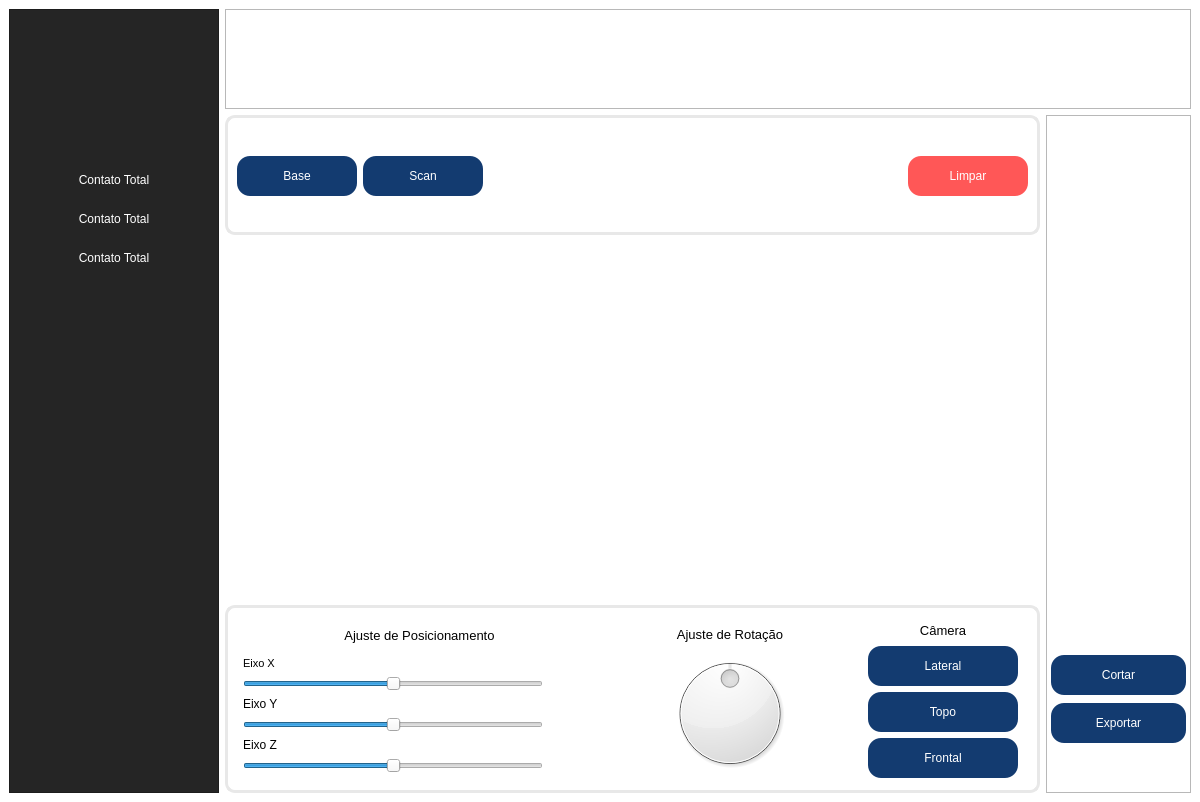
The window that QT_DESIGN/main.ui (vhls7/insole-generator) describes before a commit, drawn with Qt 5.
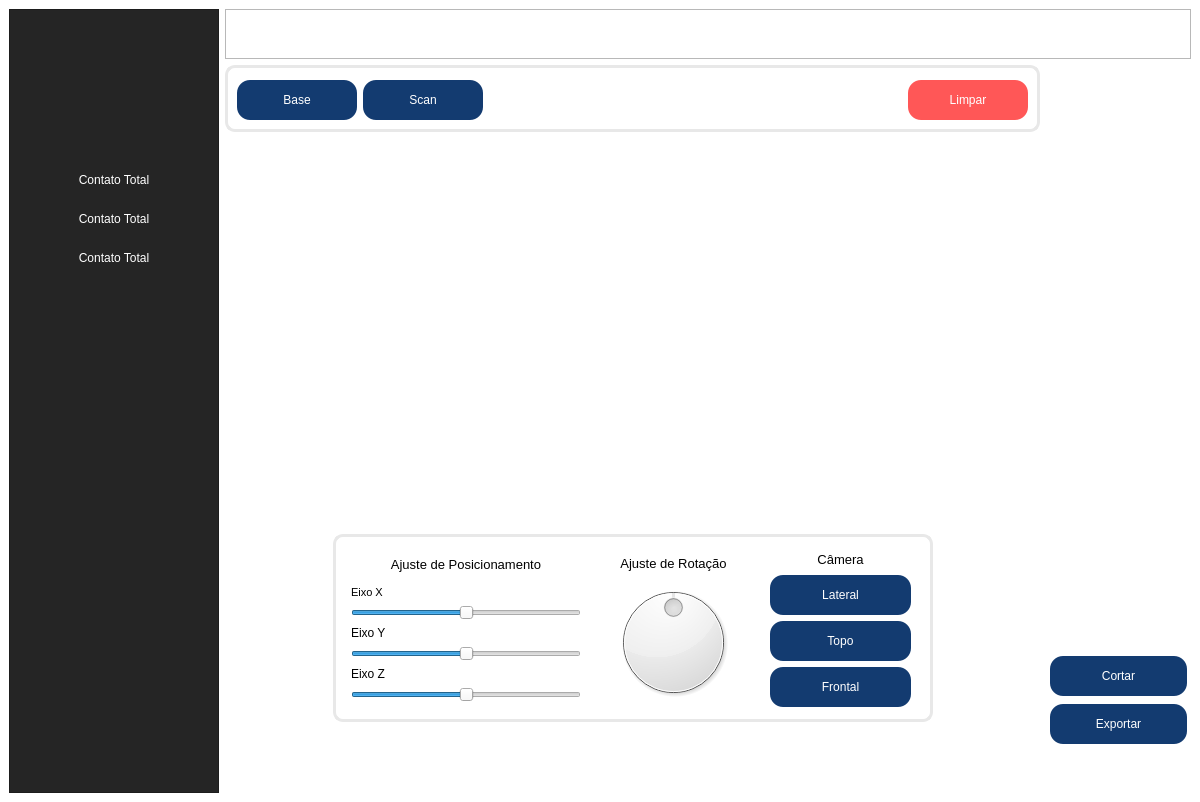
The same window after the commit. Icons and pictures are not drawn.

Commit message: container de ferramentas centralizado

The edit to the form file:
```diff
--- a/QT_DESIGN/main.ui
+++ b/QT_DESIGN/main.ui
@@ -236,6 +236,9 @@
      <layout class="QVBoxLayout" name="verticalLayout_6">
       <item>
        <widget class="QFrame" name="headerBar">
+        <property name="enabled">
+         <bool>true</bool>
+        </property>
         <property name="sizePolicy">
          <sizepolicy hsizetype="Expanding" vsizetype="Fixed">
           <horstretch>0</horstretch>
@@ -245,7 +248,7 @@
         <property name="minimumSize">
          <size>
           <width>0</width>
-          <height>100</height>
+          <height>50</height>
          </size>
         </property>
         <property name="sizeIncrement">
@@ -275,11 +278,14 @@
       <item>
        <layout class="QHBoxLayout" name="horizontalLayout_5">
         <item>
-         <layout class="QVBoxLayout" name="verticalLayout" stretch="1,3,0">
+         <layout class="QVBoxLayout" name="verticalLayout" stretch="1,0,0">
+          <property name="spacing">
+           <number>0</number>
+          </property>
           <item>
            <widget class="QGroupBox" name="loadToolsContainer">
             <property name="sizePolicy">
-             <sizepolicy hsizetype="Expanding" vsizetype="Preferred">
+             <sizepolicy hsizetype="Expanding" vsizetype="Fixed">
               <horstretch>0</horstretch>
               <verstretch>0</verstretch>
              </sizepolicy>
@@ -424,13 +430,48 @@
            </widget>
           </item>
           <item>
+           <layout class="QHBoxLayout" name="horizontalLayout_6">
+            <property name="spacing">
+             <number>0</number>
+            </property>
+            <item>
+             <spacer name="horizontalSpacer_2">
+              <property name="orientation">
+               <enum>Qt::Horizontal</enum>
+              </property>
+              <property name="sizeHint" stdset="0">
+               <size>
+                <width>40</width>
+                <height>20</height>
+               </size>
+              </property>
+             </spacer>
+            </item>
+            <item>
+             <layout class="QVBoxLayout" name="verticalLayout_9"/>
+            </item>
+            <item>
+             <layout class="QVBoxLayout" name="verticalLayout_8">
+              <property name="spacing">
+               <number>0</number>
+              </property>
+              <property name="sizeConstraint">
+               <enum>QLayout::SetNoConstraint</enum>
+              </property>
+              <item>
            <widget class="QGroupBox" name="navigationContainer">
             <property name="sizePolicy">
-             <sizepolicy hsizetype="Expanding" vsizetype="Preferred">
+                 <sizepolicy hsizetype="Expanding" vsizetype="Fixed">
               <horstretch>0</horstretch>
               <verstretch>0</verstretch>
              </sizepolicy>
             </property>
+                <property name="minimumSize">
+                 <size>
+                  <width>600</width>
+                  <height>0</height>
+                 </size>
+                </property>
             <property name="autoFillBackground">
              <bool>false</bool>
             </property>
@@ -830,6 +871,26 @@
          </layout>
         </item>
         <item>
+             <layout class="QVBoxLayout" name="verticalLayout_7"/>
+            </item>
+            <item>
+             <spacer name="horizontalSpacer_3">
+              <property name="orientation">
+               <enum>Qt::Horizontal</enum>
+              </property>
+              <property name="sizeHint" stdset="0">
+               <size>
+                <width>40</width>
+                <height>20</height>
+               </size>
+              </property>
+             </spacer>
+            </item>
+           </layout>
+          </item>
+         </layout>
+        </item>
+        <item>
          <widget class="QFrame" name="frame_2">
           <property name="sizePolicy">
            <sizepolicy hsizetype="Maximum" vsizetype="Preferred">
@@ -850,7 +911,7 @@
            </size>
           </property>
           <property name="frameShape">
-           <enum>QFrame::StyledPanel</enum>
+           <enum>QFrame::NoFrame</enum>
           </property>
           <property name="frameShadow">
            <enum>QFrame::Raised</enum>
```
Lines whose indentation alone changed are shown as unchanged. The commit also changes 1 other file.
